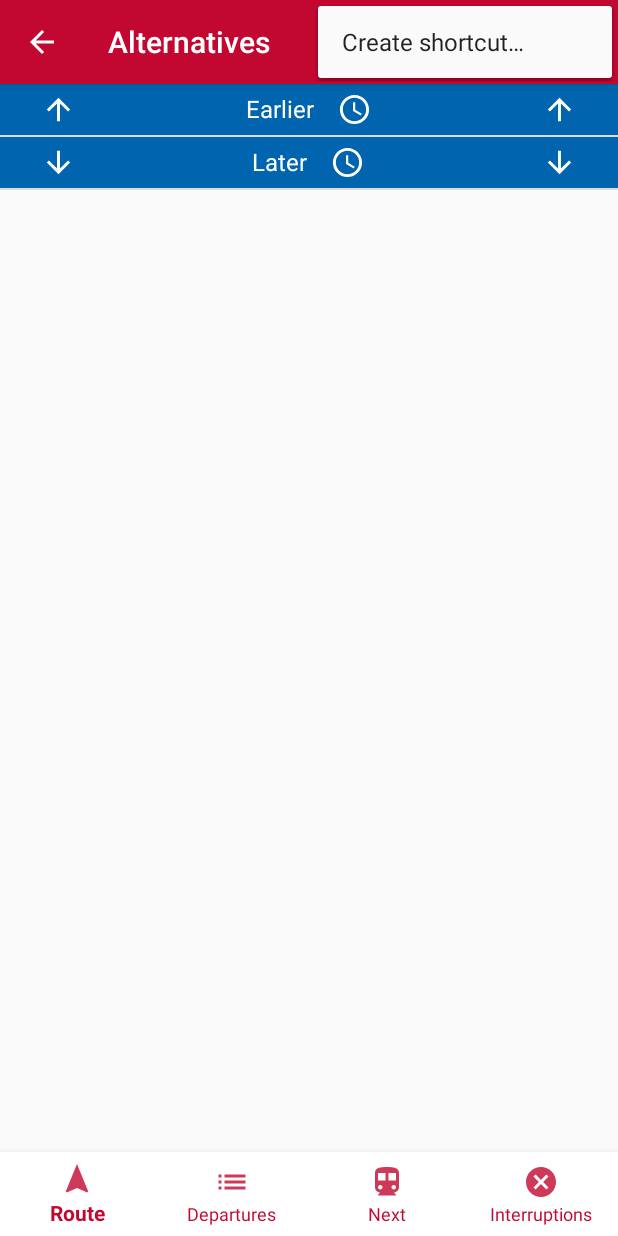
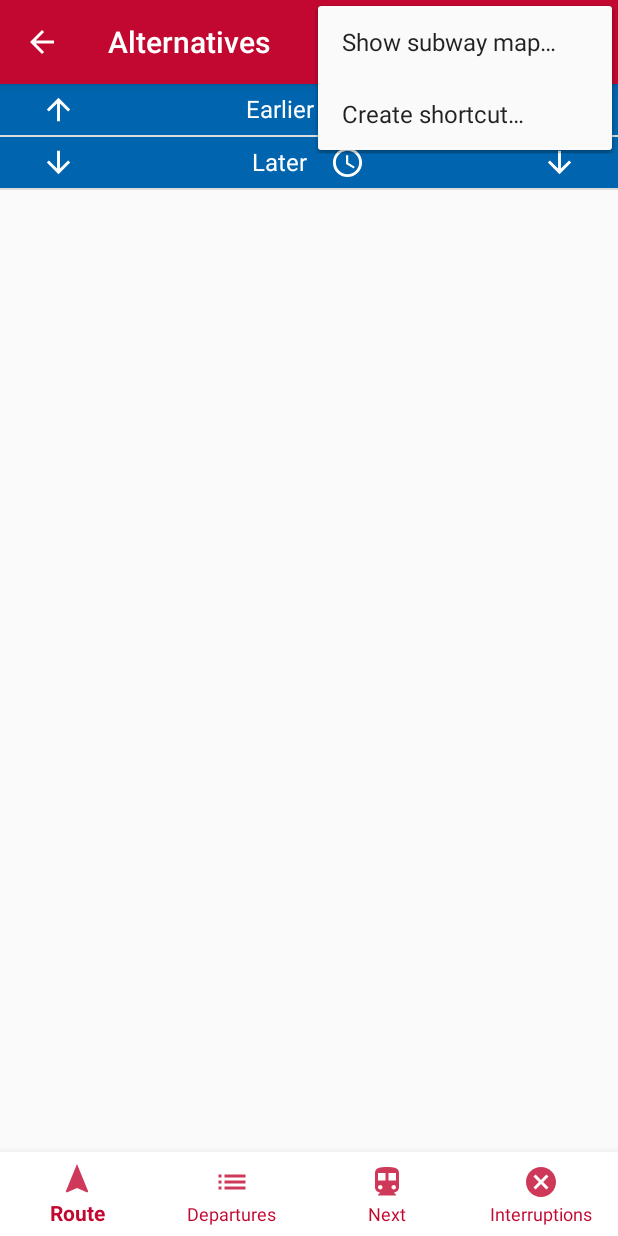
Before and after one commit to flodt/whats-my-next-mvg, an Android app: the RoutingAlternativesActivity screen opened directly, with no data from a screen before it, with the options menu open, on a phone screen of 412 x 824 dp. Run offline under Robolectric (Android 15) with nearby library versions, the phone set to English and light mode, and no system bars; 5 statements that could not run were skipped.

```diff
--- a/app/src/main/java/de/schmidt/mvg/Requests.java
+++ b/app/src/main/java/de/schmidt/mvg/Requests.java
@@ -20,6 +20,8 @@ import java.util.*;
 
 public class Requests {
 	private static final Requests singleton = new Requests();
+
+	public static final String URL_NETWORK_MAP = "https://www.mvv-muenchen.de/fileadmin/mediapool/03-Plaene_Bahnhoefe/Netzplaene/MVV_Netzplan_S_U_R.pdf";
 
 	private static final String URL_STATION_BY_NAME = "https://www.mvg.de/api/fahrinfo/location/queryWeb?q={name}";
 	private static final String URL_STATION_BY_ID = "https://www.mvg.de/api/fahrinfo/location/query?q={id}";
--- a/app/src/main/java/de/schmidt/mvg/route/RouteConnection.java
+++ b/app/src/main/java/de/schmidt/mvg/route/RouteConnection.java
@@ -57,7 +57,8 @@ public class RouteConnection implements Serializable {
 
 	public long getDeltaToDepartureInMinutes() {
 		long duration = getDepartureTime().getTime() - System.currentTimeMillis();
-		return TimeUnit.MILLISECONDS.toMinutes(duration);
+		long diff = TimeUnit.MILLISECONDS.toMinutes(duration);
+		return Math.max(diff, 0);
 	}
 
 	public List<RouteConnectionPart> getConnectionParts() {
--- a/app/src/main/java/de/schmidt/whatsnext/viewsupport/alternatives/AlternativesRouteView.java
+++ b/app/src/main/java/de/schmidt/whatsnext/viewsupport/alternatives/AlternativesRouteView.java
@@ -68,7 +68,7 @@ public class AlternativesRouteView extends AlternativesDisplayView {
 		for (i = 0; i < lengths.size(); i++) {
 			sum += lengths.get(i);
 
-			final int maxNumberOfCharsForTextView = 22;
+			final int maxNumberOfCharsForTextView = 21;
 			if (sum >= maxNumberOfCharsForTextView) {
 				showAll = false;
 				break;
--- /dev/null
+++ b/app/src/main/res/drawable-anydpi/ic_document.xml
@@ -0,0 +1,11 @@
+<vector xmlns:android="http://schemas.android.com/apk/res/android"
+    android:width="24dp"
+    android:height="24dp"
+    android:viewportWidth="24"
+    android:viewportHeight="24"
+    android:tint="#FFFFFF"
+    android:alpha="1.0">
+    <path
+        android:fillColor="#FF000000"
+        android:pathData="M20,19.59V8l-6,-6H6c-1.1,0 -1.99,0.9 -1.99,2L4,20c0,1.1 0.89,2 1.99,2H18c0.45,0 0.85,-0.15 1.19,-0.4l-4.43,-4.43c-0.8,0.52 -1.74,0.83 -2.76,0.83 -2.76,0 -5,-2.24 -5,-5s2.24,-5 5,-5 5,2.24 5,5c0,1.02 -0.31,1.96 -0.83,2.75L20,19.59zM9,13c0,1.66 1.34,3 3,3s3,-1.34 3,-3 -1.34,-3 -3,-3 -3,1.34 -3,3z"/>
+</vector>
--- a/app/src/main/res/menu/app_menu.xml
+++ b/app/src/main/res/menu/app_menu.xml
@@ -13,6 +13,12 @@
         android:icon="@drawable/ic_excluded"
     />
     <item
+            android:id="@+id/show_subway_map_button"
+            android:title="@string/show_subway_map"
+            app:showAsAction="never"
+            android:icon="@drawable/ic_document"
+    />
+    <item
             android:id="@+id/create_shortcut_button"
             android:title="@string/create_shortcut"
             app:showAsAction="never"
--- a/app/src/main/res/values/strings.xml
+++ b/app/src/main/res/values/strings.xml
@@ -142,4 +142,6 @@
     <string name="create_shortcut_not_supported">Shortcut creation is not supported by launcher.</string>
     <string name="create_shortcut_success">Shortcut created!</string>
     <string name="key_route_options_from_shortcut">ROUTE_OPTIONS_SHORTCUT</string>
+    <string name="show_subway_map">Show subway map…</string>
+    <string name="network_map_title">Subway map</string>
 </resources>
```
Also changed, not shown: app/src/main/java/de/schmidt/util/managers/MenuManager.java (+15 -0 lines), app/src/main/java/de/schmidt/whatsnext/activities/NetworkMapActivity.java (added, +86 -0 lines), app/src/main/res/layout/activity_network_map.xml (added, +32 -0 lines), app/src/main/res/drawable-hdpi/ic_document.png (added), app/src/main/res/drawable-mdpi/ic_document.png (added), app/src/main/res/drawable-xhdpi/ic_document.png (added), app/src/main/res/drawable-xxhdpi/ic_document.png (added).
